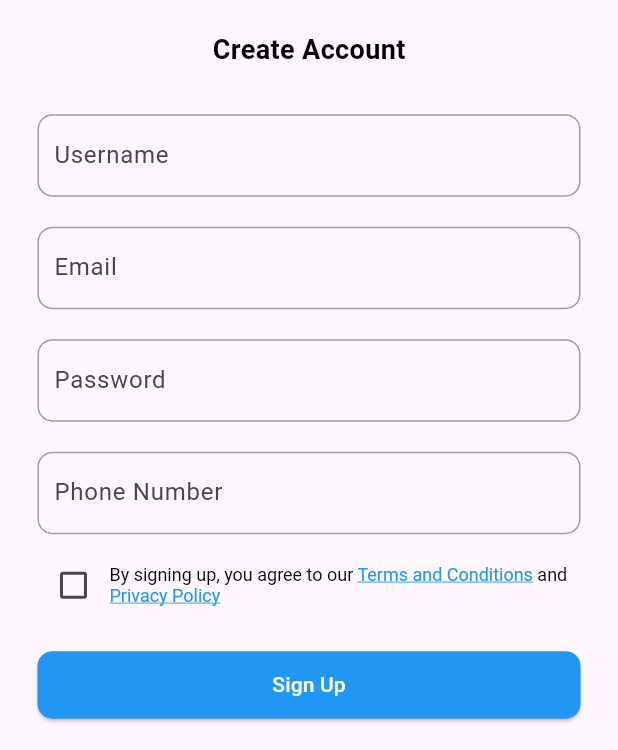
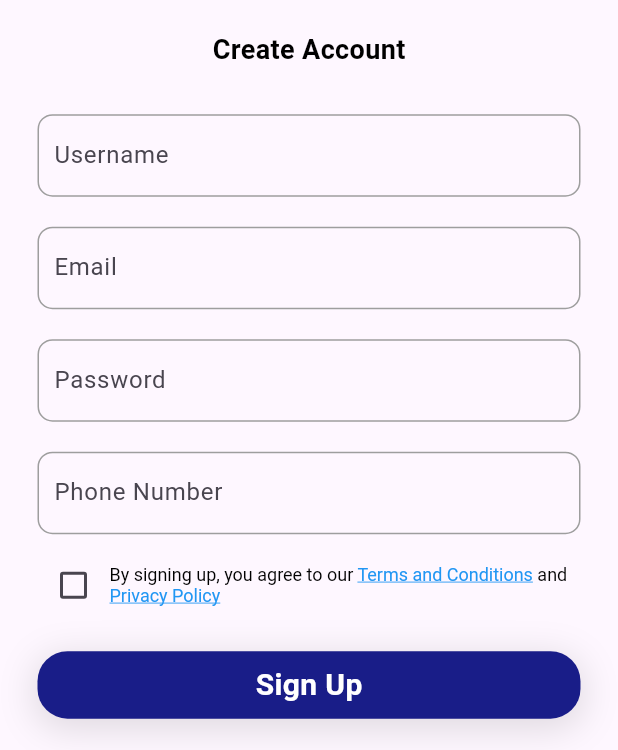
Before and after one commit to hrudayaditya/TeamX, a Flutter app: the screen it shows after launch, after a tap on "Sign Up", on a phone screen of 412 x 824 dp, the part 486-1236 px from its top. Run offline on Flutter 3.47's test engine with Material 3 defaults, Android fonts, the phone set to English and light mode, and no system bars; our stand-ins replace another_flushbar, auto_size_text, flutter_secure_storage, fluttertoast, google_fonts, pinput; missing offline and left inert: borders, telephony; network calls fail.

Commit message:
UI Chnages in Login, SignUP

```diff
--- /dev/null
+++ b/TeamX/lib/utils/status.dart
@@ -0,0 +1 @@
+enum Status { loading, completed, error }
--- a/TeamX/lib/view/login/login_screen.dart
+++ b/TeamX/lib/view/login/login_screen.dart
@@ -1,8 +1,10 @@
 import 'package:flutter/material.dart';
 import 'package:flutter/services.dart';
 import 'package:http/http.dart' as http;
+import 'package:teamx/res/app_text_style.dart';
 import 'dart:convert';
 import 'package:teamx/res/app_url.dart';
+import 'package:teamx/res/color.dart';
 import 'package:teamx/utils/utils.dart'; // Adjust the path if needed
 import 'package:teamx/view/fantasy/contest_screen.dart'; // Add this import
 import 'package:teamx/view/login/signup_screen.dart';
@@ -158,7 +160,8 @@ class _LoginScreenState extends State<LoginScreen> {
                           onPressed: () {
                             Navigator.push(
                               context,
-                              MaterialPageRoute(builder: (context) => const SignUpScreen()),
+                              MaterialPageRoute(
+                                  builder: (context) => const SignUpScreen()),
                             );
                           },
                           child: const Text(
@@ -174,6 +177,7 @@ class _LoginScreenState extends State<LoginScreen> {
                       Row(
                         children: [
                           Checkbox(
+                            activeColor: Color(0xff191D88),
                             value: isTncRead,
                             onChanged: (bool? value) {
                               setState(() {
@@ -220,31 +224,39 @@ class _LoginScreenState extends State<LoginScreen> {
                         ],
                       ),
                       const SizedBox(height: 20),
-                      SizedBox(
-                        width: double.infinity,
-                        height: 45,
-                        child: ElevatedButton(
-                          style: ElevatedButton.styleFrom(
-                            backgroundColor: Colors.blue,
-                            shape: RoundedRectangleBorder(
-                              borderRadius: BorderRadius.circular(10),
-                            ),
-                          ),
-                          onPressed: () {
+                      GestureDetector(
+                        onTap: () {
                           if (isTncRead) {
                             _login();
                           } else {
                             ScaffoldMessenger.of(context).showSnackBar(
-                                const SnackBar(content: Text('Please accept Terms and Conditions')),
+                              const SnackBar(
+                                  content: Text(
+                                      'Please accept Terms and Conditions')),
                             );
                           }
                         },
-                          child: const Text(
-                            "Continue",
-                            style: TextStyle(
-                              fontSize: 14.0,
-                              color: Colors.white,
-                            ),
+                        child: Container(
+                          height: 45,
+                          width: double.infinity,
+                          decoration: BoxDecoration(
+                              borderRadius: BorderRadius.circular(20),
+                              color: Color(0xff191D88),
+                              boxShadow: [
+                                BoxShadow(
+                                    color: Colors.black12,
+                                    spreadRadius: 2,
+                                    blurRadius: 20,
+                                    offset: Offset(0, 5))
+                              ]),
+                          child: Row(
+                            crossAxisAlignment: CrossAxisAlignment.center,
+                            mainAxisAlignment: MainAxisAlignment.center,
+                            children: [
+                              Text("Continue",
+                                  style: AppTextStyles.primaryStyle(
+                                      20.0, AppColors.white, FontWeight.w700)),
+                            ],
                           ),
                         ),
                       ),
--- a/TeamX/lib/view/login/signup_screen.dart
+++ b/TeamX/lib/view/login/signup_screen.dart
@@ -203,6 +203,7 @@ class _SignUpScreenState extends State<SignUpScreen> {
                   Row(
                     children: [
                       Checkbox(
+                        activeColor: Color(0xff191D88),
                         value: isTncRead,
                         onChanged: (bool? value) {
                           setState(() {
@@ -249,17 +250,8 @@ class _SignUpScreenState extends State<SignUpScreen> {
                     ],
                   ),
                   const SizedBox(height: 20),
-                  SizedBox(
-                    width: double.infinity,
-                    height: 45,
-                    child: ElevatedButton(
-                      style: ElevatedButton.styleFrom(
-                        backgroundColor: Colors.blue,
-                        shape: RoundedRectangleBorder(
-                          borderRadius: BorderRadius.circular(10),
-                        ),
-                      ),
-                      onPressed: isLoading
+                  GestureDetector(
+                    onTap: isLoading
                         ? null
                         : () {
                             if (isTncRead) {
@@ -267,20 +259,43 @@ class _SignUpScreenState extends State<SignUpScreen> {
                             } else {
                               ScaffoldMessenger.of(context).showSnackBar(
                                 const SnackBar(
-                                      content: Text('Please accept Terms and Conditions')),
+                                    content: Text(
+                                        'Please accept Terms and Conditions')),
                               );
                             }
                           },
-                      child: isLoading
+                    child: Container(
+                      height: 45,
+                      width: double.infinity,
+                      decoration: BoxDecoration(
+                        borderRadius: BorderRadius.circular(20),
+                        color: const Color(0xff191D88),
+                        boxShadow: const [
+                          BoxShadow(
+                            color: Colors.black12,
+                            spreadRadius: 2,
+                            blurRadius: 20,
+                            offset: Offset(0, 5),
+                          )
+                        ],
+                      ),
+                      child: Row(
+                        crossAxisAlignment: CrossAxisAlignment.center,
+                        mainAxisAlignment: MainAxisAlignment.center,
+                        children: [
+                          isLoading
                               ? const CircularProgressIndicator(
                                   color: Colors.white,
                                 )
                               : const Text(
                                   "Sign Up",
                                   style: TextStyle(
-                                fontSize: 14.0,
+                                    fontSize: 20.0,
                                     color: Colors.white,
+                                    fontWeight: FontWeight.w700,
                                   ),
+                                ),
+                        ],
                       ),
                     ),
                   ),
```
Lines whose indentation alone changed are shown as unchanged.
